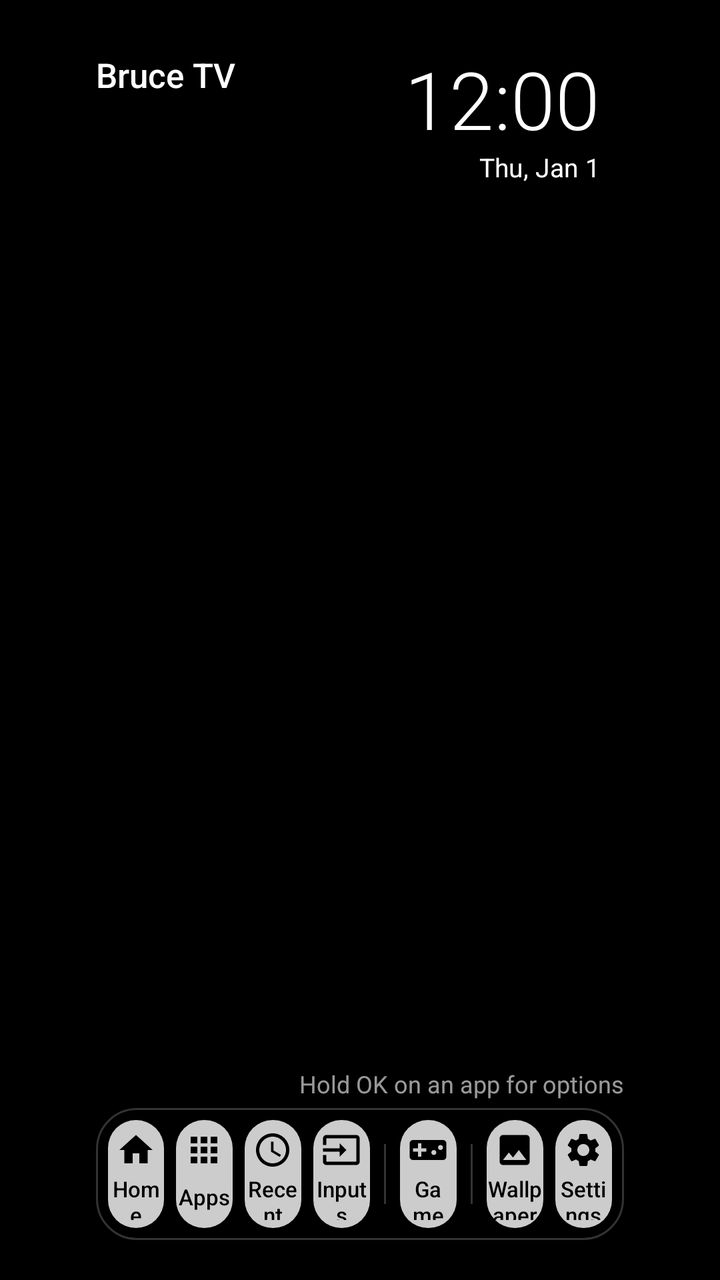
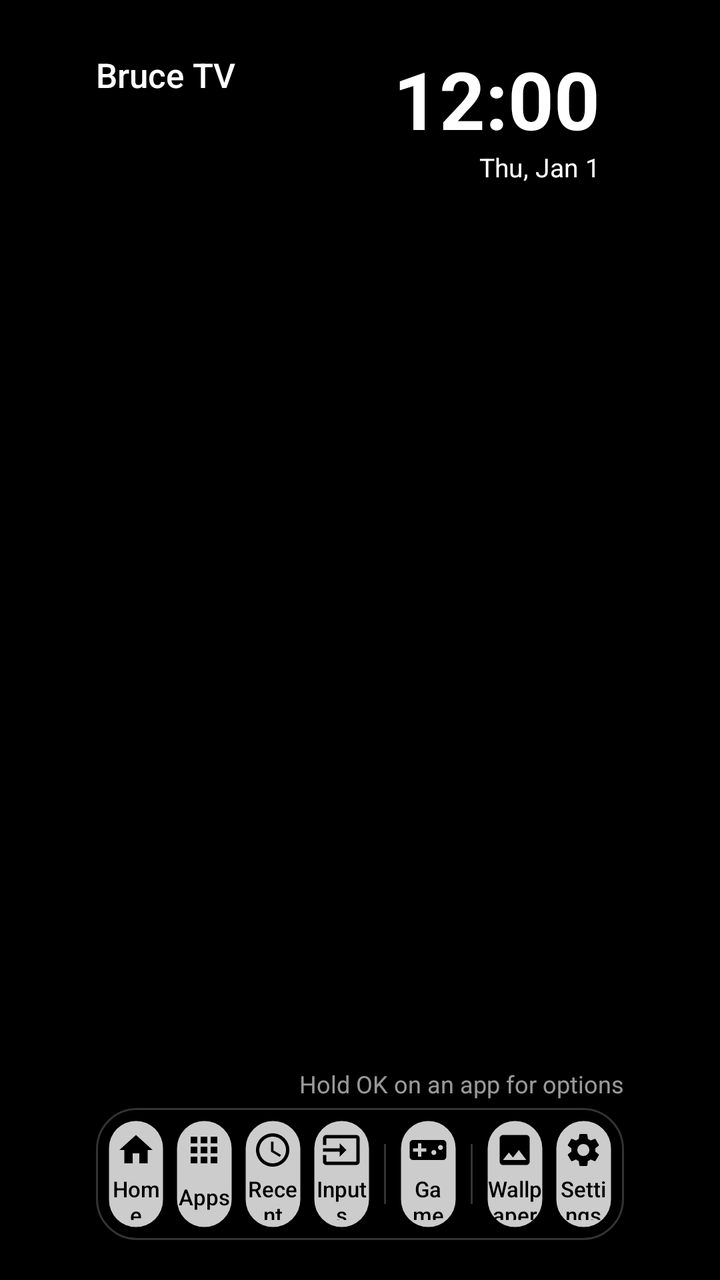

Before-and-after screenshots of an Android layout around one commit, followed by the original layout XML and the change that was made.
<!-- AndroidManifest.xml: application theme Theme.Bearacle -->
<!-- res/layout/layout_bottom.xml -->
<?xml version="1.0" encoding="utf-8"?>
<FrameLayout xmlns:android="http://schemas.android.com/apk/res/android"
    android:layout_width="match_parent"
    android:layout_height="match_parent">

    <ImageView
        android:id="@+id/wall"
        android:layout_width="match_parent"
        android:layout_height="match_parent"
        android:importantForAccessibility="no"
        android:scaleType="centerCrop" />

    <View
        android:id="@+id/dim"
        android:layout_width="match_parent"
        android:layout_height="match_parent"
        android:background="#46000000"
        android:visibility="gone" />

    <View
        android:id="@+id/scrim"
        android:layout_width="match_parent"
        android:layout_height="match_parent"
        android:background="@drawable/scrim" />

    <LinearLayout
        android:id="@+id/home"
        android:layout_width="match_parent"
        android:layout_height="match_parent"
        android:clipChildren="false"
        android:clipToPadding="false"
        android:orientation="vertical"
        android:paddingStart="48dp"
        android:paddingTop="26dp"
        android:paddingEnd="48dp"
        android:paddingBottom="90dp">

        <RelativeLayout
            android:layout_width="match_parent"
            android:layout_height="wrap_content">

            <TextView
                android:id="@+id/brand"
                style="@style/Shadowed"
                android:layout_width="wrap_content"
                android:layout_height="wrap_content"
                android:fontFamily="sans-serif-medium"
                android:text="Bruce TV"
                android:textSize="17sp" />

            <TextView
                android:id="@+id/weather"
                style="@style/Shadowed"
                android:layout_width="wrap_content"
                android:layout_height="wrap_content"
                android:layout_below="@id/brand"
                android:alpha="0.9"
                android:textSize="13sp" />

            <LinearLayout
                android:id="@+id/statusPill"
                android:layout_width="wrap_content"
                android:layout_height="wrap_content"
                android:layout_alignParentEnd="true"
                android:background="@drawable/status_pill"
                android:focusable="true"
                android:gravity="end"
                android:orientation="vertical"
                android:paddingStart="12dp"
                android:paddingTop="2dp"
                android:paddingEnd="12dp"
                android:paddingBottom="4dp">

                <TextClock
                    style="@style/Shadowed"
                    android:layout_width="wrap_content"
                    android:layout_height="wrap_content"
                    android:fontFamily="sans-serif-light"
                    android:format12Hour="h:mm"
                    android:format24Hour="H:mm"
                    android:includeFontPadding="false"
                    android:textSize="40sp" />

                <TextClock
                    style="@style/Shadowed"
                    android:layout_width="wrap_content"
                    android:layout_height="wrap_content"
                    android:format12Hour="EEE, MMM d"
                    android:format24Hour="EEE, MMM d"
                    android:textSize="13sp" />
            </LinearLayout>
        </RelativeLayout>

        <Space
            android:layout_width="match_parent"
            android:layout_height="0dp"
            android:layout_weight="1" />

        <TextView
            android:id="@+id/greeting"
            style="@style/Shadowed"
            android:layout_width="match_parent"
            android:layout_height="wrap_content"
            android:fontFamily="sans-serif-medium"
            android:gravity="center"
            android:textSize="52sp" />

        <Space
            android:layout_width="match_parent"
            android:layout_height="0dp"
            android:layout_weight="1" />

        <LinearLayout
            android:id="@+id/continueBox"
            android:layout_width="match_parent"
            android:layout_height="wrap_content"
            android:clipChildren="false"
            android:orientation="vertical"
            android:visibility="gone">

            <TextView
                style="@style/Shadowed"
                android:layout_width="wrap_content"
                android:layout_height="wrap_content"
                android:fontFamily="sans-serif-medium"
                android:text="Continue Watching"
                android:textSize="14sp" />

            <HorizontalScrollView
                android:layout_width="match_parent"
                android:layout_height="wrap_content"
                android:layout_marginStart="-10dp"
                android:clipChildren="false"
                android:clipToPadding="false"
                android:scrollbars="none">

                <LinearLayout
                    android:id="@+id/continueRow"
                    android:layout_width="wrap_content"
                    android:layout_height="wrap_content"
                    android:clipChildren="false"
                    android:clipToPadding="false"
                    android:orientation="horizontal"
                    android:paddingStart="12dp"
                    android:paddingTop="6dp"
                    android:paddingEnd="12dp"
                    android:paddingBottom="6dp" />
            </HorizontalScrollView>
        </LinearLayout>

        <HorizontalScrollView
            android:id="@+id/favScroll"
            android:layout_width="match_parent"
            android:layout_height="wrap_content"
            android:layout_marginStart="-10dp"
            android:clipChildren="false"
            android:clipToPadding="false"
            android:scrollbars="none">

            <LinearLayout
                android:id="@+id/favRow"
                android:layout_width="wrap_content"
                android:layout_height="wrap_content"
                android:clipChildren="false"
                android:clipToPadding="false"
                android:orientation="horizontal"
                android:paddingStart="12dp"
                android:paddingTop="6dp"
                android:paddingEnd="12dp"
                android:paddingBottom="6dp" />
        </HorizontalScrollView>

        <TextView
            android:id="@+id/homeHint"
            style="@style/Shadowed"
            android:layout_width="wrap_content"
            android:layout_height="wrap_content"
            android:layout_gravity="end"
            android:alpha="0.6"
            android:text="Hold OK on an app for options"
            android:textSize="12sp" />
    </LinearLayout>

    <include layout="@layout/ov_nav" />
    <include layout="@layout/ov_top" />

    <LinearLayout
        android:id="@+id/header"
        android:layout_width="match_parent"
        android:layout_height="66dp"
        android:layout_gravity="bottom"
        android:layout_marginStart="48dp"
        android:layout_marginEnd="48dp"
        android:layout_marginBottom="20dp"
        android:background="@drawable/bar_bg"
        android:gravity="center_vertical"
        android:orientation="horizontal"
        android:padding="3dp">

        <TextView android:id="@+id/navHome" style="@style/NavItem" android:drawableTop="@drawable/ic_home" android:text="Home" />
        <TextView android:id="@+id/navApps" style="@style/NavItem" android:drawableTop="@drawable/ic_apps" android:text="Apps" />
        <TextView android:id="@+id/navRecent" style="@style/NavItem" android:drawableTop="@drawable/ic_recent" android:text="Recent" />
        <TextView android:id="@+id/navInputs" style="@style/NavItem" android:drawableTop="@drawable/ic_input" android:text="Inputs" />
        <View android:layout_width="1dp" android:layout_height="30dp" android:layout_marginStart="4dp" android:layout_marginEnd="4dp" android:background="#33FFFFFF" />
        <TextView android:id="@+id/navGame" style="@style/NavItem" android:background="@drawable/nav_game" android:drawableTop="@drawable/ic_game" android:text="Game Mode" />
        <View android:layout_width="1dp" android:layout_height="30dp" android:layout_marginStart="4dp" android:layout_marginEnd="4dp" android:background="#33FFFFFF" />
        <TextView android:id="@+id/actWall" style="@style/NavItem" android:drawableTop="@drawable/ic_image" android:text="Wallpaper" />
        <TextView android:id="@+id/navSettings" style="@style/NavItem" android:drawableTop="@drawable/ic_settings" android:text="Settings" />
    </LinearLayout>
</FrameLayout>
<!-- res/layout/ov_nav.xml (included above) -->
<?xml version="1.0" encoding="utf-8"?>
<FrameLayout xmlns:android="http://schemas.android.com/apk/res/android"
    android:id="@+id/navHost"
    android:layout_width="match_parent"
    android:layout_height="match_parent"
    android:clipChildren="false"
    android:clipToPadding="false">

    <LinearLayout
        android:id="@+id/appsOverlay"
        android:clipChildren="true"
        android:clipToPadding="false"
        android:layout_width="match_parent"
        android:layout_height="match_parent"
        android:orientation="vertical"
        android:paddingStart="48dp"
        android:paddingTop="108dp"
        android:paddingEnd="48dp"
        android:visibility="gone">

        <TextView
            android:id="@+id/appsTitle"
            style="@style/Shadowed"
            android:layout_width="wrap_content"
            android:layout_height="wrap_content"
            android:fontFamily="sans-serif-medium"
            android:text="All apps"
            android:textColor="#FFFFFF"
            android:textSize="26sp" />

        <TextView
            style="@style/Shadowed"
            android:layout_width="wrap_content"
            android:layout_height="wrap_content"
            android:alpha="0.8"
            android:text="Hold OK or press Menu on an app to pin it to Home, move or uninstall it"
            android:textColor="#FFFFFF"
            android:textSize="13sp" />

        <ScrollView
            android:layout_width="match_parent"
            android:layout_height="0dp"
            android:layout_marginStart="-48dp"
            android:layout_marginEnd="-48dp"
            android:layout_weight="1"
            android:clipChildren="true"
            android:clipToPadding="false"
            android:paddingStart="48dp"
            android:paddingTop="52dp"
            android:paddingEnd="48dp"
            android:paddingBottom="44dp"
            android:scrollbars="none">

            <GridLayout
                android:id="@+id/grid"
                android:clipToPadding="false"
                android:layout_width="wrap_content"
                android:layout_height="wrap_content"
                android:layout_gravity="center_horizontal"
                android:clipChildren="false"
                android:padding="16dp"
                android:columnCount="6" />
        </ScrollView>
    </LinearLayout>

    <FrameLayout
        android:id="@+id/recentOverlay"
        android:layout_width="match_parent"
        android:layout_height="match_parent"
        android:visibility="gone">

        <TextView
            style="@style/Shadowed"
            android:layout_width="wrap_content"
            android:layout_height="wrap_content"
            android:layout_marginStart="48dp"
            android:layout_marginTop="108dp"
            android:fontFamily="sans-serif-medium"
            android:text="Recent Apps"
            android:textColor="#FFFFFF"
            android:textSize="24sp" />

        <LinearLayout
            android:layout_width="wrap_content"
            android:layout_height="wrap_content"
            android:layout_gravity="end|top"
            android:layout_marginTop="108dp"
            android:layout_marginEnd="48dp"
            android:background="@drawable/glass_bar"
            android:gravity="center_vertical"
            android:orientation="horizontal"
            android:paddingStart="14dp"
            android:paddingTop="6dp"
            android:paddingEnd="14dp"
            android:paddingBottom="6dp">

            <TextView
                android:id="@+id/ramText"
                android:layout_width="wrap_content"
                android:layout_height="wrap_content"
                android:textColor="#FFFFFF"
                android:textSize="12sp" />

            <ProgressBar
                android:id="@+id/ramBar"
                style="@android:style/Widget.ProgressBar.Horizontal"
                android:layout_width="80dp"
                android:layout_height="5dp"
                android:layout_marginStart="10dp"
                android:max="100"
                android:progressDrawable="@drawable/ram_bar" />
        </LinearLayout>

        <HorizontalScrollView
            android:layout_width="match_parent"
            android:layout_height="wrap_content"
            android:layout_gravity="center_vertical"
            android:clipChildren="false"
            android:clipToPadding="false"
            android:scrollbars="none">

            <LinearLayout
                android:id="@+id/recentRow"
                android:clipToPadding="false"
                android:layout_width="wrap_content"
                android:layout_height="wrap_content"
                android:clipChildren="false"
                android:orientation="horizontal"
                android:paddingStart="48dp"
                android:paddingTop="16dp"
                android:paddingEnd="48dp"
                android:paddingBottom="24dp" />
        </HorizontalScrollView>

        <LinearLayout
            android:layout_width="wrap_content"
            android:layout_height="wrap_content"
            android:layout_gravity="bottom|center_horizontal"
            android:layout_marginBottom="76dp"
            android:clipChildren="false"
            android:orientation="horizontal">

            <TextView android:id="@+id/actOptimize" style="@style/Action" android:layout_width="170dp" android:layout_weight="0" android:text="Optimize" />
            <TextView android:id="@+id/actRestart" style="@style/Action" android:layout_width="170dp" android:layout_weight="0" android:text="Restart" />
        </LinearLayout>

        <TextView
            android:id="@+id/recentHint"
            style="@style/Shadowed"
            android:layout_width="wrap_content"
            android:layout_height="wrap_content"
            android:layout_gravity="bottom|center_horizontal"
            android:layout_marginBottom="40dp"
            android:alpha="0.65"
            android:text="Hold OK on an app to close it  ·  OK to open"
            android:textColor="#FFFFFF"
            android:textSize="13sp" />
    </FrameLayout>
</FrameLayout>
<!-- res/layout/ov_top.xml (included above) -->
<?xml version="1.0" encoding="utf-8"?>
<merge xmlns:android="http://schemas.android.com/apk/res/android">

    <LinearLayout
        android:id="@+id/wallOverlay"
        android:clipChildren="false"
        android:clipToPadding="false"
        android:layout_width="match_parent"
        android:layout_height="wrap_content"
        android:layout_gravity="bottom"
        android:background="@drawable/scrim_bottom"
        android:orientation="vertical"
        android:paddingStart="48dp"
        android:paddingTop="80dp"
        android:paddingEnd="48dp"
        android:paddingBottom="30dp"
        android:visibility="gone">

        <TextView
            android:layout_width="wrap_content"
            android:layout_height="wrap_content"
            android:fontFamily="sans-serif-medium"
            android:text="Wallpaper"
            android:textColor="#FFFFFF"
            android:textSize="26sp" />

        <TextView
            android:id="@+id/wallHint"
            android:layout_width="wrap_content"
            android:layout_height="wrap_content"
            android:alpha="0.65"
            android:text="Daily photo, gradients, or your own images from the Download, Pictures or Wallpapers folders"
            android:textColor="#FFFFFF"
            android:textSize="13sp" />

        <HorizontalScrollView
            android:layout_width="match_parent"
            android:layout_height="wrap_content"
            android:layout_marginStart="-12dp"
            android:layout_marginTop="8dp"
            android:clipChildren="false"
            android:clipToPadding="false"
            android:scrollbars="none">

            <LinearLayout
                android:id="@+id/wallRow"
                android:clipToPadding="false"
                android:layout_width="wrap_content"
                android:layout_height="wrap_content"
                android:clipChildren="false"
                android:orientation="horizontal"
                android:paddingStart="16dp"
                android:paddingTop="10dp"
                android:paddingEnd="16dp"
                android:paddingBottom="10dp" />
        </HorizontalScrollView>
    </LinearLayout>

    <LinearLayout
        android:id="@+id/controlOverlay"
        android:clipChildren="false"
        android:clipToPadding="false"
        android:layout_width="wrap_content"
        android:layout_height="wrap_content"
        android:layout_gravity="end|top"
        android:layout_marginTop="24dp"
        android:layout_marginEnd="40dp"
        android:background="@drawable/panel"
        android:orientation="vertical"
        android:padding="14dp"
        android:visibility="gone">

        <TextView
            android:layout_width="wrap_content"
            android:layout_height="wrap_content"
            android:layout_marginStart="4dp"
            android:layout_marginBottom="10dp"
            android:fontFamily="sans-serif-medium"
            android:text="Control Center"
            android:textColor="#FFFFFF"
            android:textSize="16sp" />

        <GridLayout
            android:id="@+id/ccGrid"
                android:clipToPadding="false"
            android:layout_width="wrap_content"
            android:layout_height="wrap_content"
            android:columnCount="3" />
    </LinearLayout>
</merge>
<!-- resources referenced by this layout -->
<resources>
  <!-- drawable bar_bg (drawable) -->
  <?xml version="1.0" encoding="utf-8"?>
  <shape xmlns:android="http://schemas.android.com/apk/res/android">
      <solid android:color="#66000000" />
      <stroke android:width="1dp" android:color="#33FFFFFF" />
      <corners android:radius="20dp" />
  </shape>
  <!-- drawable glass_bar (drawable) -->
  <shape xmlns:android="http://schemas.android.com/apk/res/android">
      <gradient android:angle="270" android:startColor="?attr/barFill1" android:endColor="?attr/barFill2" />
      <stroke android:width="?attr/rimW" android:color="?attr/barStroke" />
      <corners android:radius="999dp" />
  </shape>
  <!-- drawable nav_game (drawable) -->
  <?xml version="1.0" encoding="utf-8"?>
  <selector xmlns:android="http://schemas.android.com/apk/res/android">
      <item android:state_focused="true"><shape><solid android:color="#FFFFFFFF" /><corners android:radius="14dp" /></shape></item>
      <item><shape><solid android:color="#CCFFFFFF" /><corners android:radius="14dp" /></shape></item>
  </selector>
  <!-- drawable panel (drawable) -->
  <shape xmlns:android="http://schemas.android.com/apk/res/android">
      <solid android:color="#D914171E" />
      <stroke android:width="1dp" android:color="#26FFFFFF" />
      <corners android:radius="24dp" />
  </shape>
  <style name="Action">
          <item name="android:layout_width">0dp</item>
          <item name="android:layout_height">44dp</item>
          <item name="android:layout_weight">1</item>
          <item name="android:layout_marginStart">6dp</item>
          <item name="android:layout_marginEnd">6dp</item>
          <item name="android:gravity">center</item>
          <item name="android:drawablePadding">8dp</item>
          <item name="android:drawableTint">#000000</item>
          <item name="android:textSize">14sp</item>
          <item name="android:textColor">#000000</item>
          <item name="android:fontFamily">sans-serif-medium</item>
          <item name="android:background">@drawable/btn_white</item>
          <item name="android:focusable">true</item>
      </style>
  <style name="NavItem">
          <item name="android:layout_width">0dp</item>
          <item name="android:layout_height">match_parent</item>
          <item name="android:layout_weight">1</item>
          <item name="android:layout_margin">3dp</item>
          <item name="android:gravity">center</item>
          <item name="android:paddingTop">5dp</item>
          <item name="android:paddingBottom">4dp</item>
          <item name="android:drawablePadding">2dp</item>
          <item name="android:drawableTint">#000000</item>
          <item name="android:textSize">11sp</item>
          <item name="android:textColor">#000000</item>
          <item name="android:fontFamily">sans-serif-medium</item>
          <item name="android:background">@drawable/nav_item</item>
          <item name="android:focusable">true</item>
      </style>
  <style name="Theme.Bearacle" parent="android:Theme.DeviceDefault.NoActionBar.Fullscreen">
          <item name="android:windowBackground">@android:color/black</item>
          <item name="android:colorAccent">#4FA3FF</item>
          <item name="barFill1">#66000000</item>
          <item name="barFill2">#66000000</item>
          <item name="barStroke">#33FFFFFF</item>
          <item name="btnFill1">#99101318</item>
          <item name="btnFill2">#99101318</item>
          <item name="tileFill1">#2AFFFFFF</item>
          <item name="tileFill2">#2AFFFFFF</item>
          <item name="rimStroke">#26FFFFFF</item>
          <item name="rimW">1dp</item>
      </style>
  <!-- drawable btn_white (drawable) -->
  <?xml version="1.0" encoding="utf-8"?>
  <selector xmlns:android="http://schemas.android.com/apk/res/android">
      <item android:state_focused="true"><shape><solid android:color="#FFFFFFFF" /><corners android:radius="14dp" /></shape></item>
      <item><shape><solid android:color="#CCFFFFFF" /><corners android:radius="14dp" /></shape></item>
  </selector>
  <!-- drawable nav_item (drawable) -->
  <?xml version="1.0" encoding="utf-8"?>
  <selector xmlns:android="http://schemas.android.com/apk/res/android">
      <item android:state_focused="true"><shape><solid android:color="#FFFFFFFF" /><corners android:radius="14dp" /></shape></item>
      <item><shape><solid android:color="#CCFFFFFF" /><corners android:radius="14dp" /></shape></item>
  </selector>
  <!-- unchanged entries left out for length: 12 -->
</resources>

<!-- the commit's change to res/layout/layout_bottom.xml (unified diff, before → after) -->
@@ -72,10 +72,13 @@
                 android:paddingBottom="4dp">
 
                 <TextClock
+                    android:id="@+id/clock"
+                    android:shadowRadius="0"
                     style="@style/Shadowed"
                     android:layout_width="wrap_content"
                     android:layout_height="wrap_content"
-                    android:fontFamily="sans-serif-light"
+                    android:fontFamily="sans-serif"
+                    android:textStyle="bold"
                     android:format12Hour="h:mm"
                     android:format24Hour="H:mm"
                     android:includeFontPadding="false"
@@ -447,6 +450,7 @@
             android:layout_marginStart="4dp"
             android:layout_marginBottom="10dp"
             android:fontFamily="sans-serif-medium"
+            android:id="@+id/ccTitle"
             android:text="Control Center"
             android:textColor="#FFFFFF"
             android:textSize="16sp" />
<!-- resource entries referenced after the edit -->
@@ -2,29 +2,77 @@
 <resources>
   <!-- drawable bar_bg (drawable) -->
   <?xml version="1.0" encoding="utf-8"?>
-  <shape xmlns:android="http://schemas.android.com/apk/res/android">
-      <solid android:color="#66000000" />
-      <stroke android:width="1dp" android:color="#33FFFFFF" />
-      <corners android:radius="20dp" />
-  </shape>
+  <layer-list xmlns:android="http://schemas.android.com/apk/res/android">
+      <item>
+          <shape>
+              <gradient android:angle="270" android:startColor="?attr/barFill1" android:endColor="?attr/barFill2" />
+              <stroke android:width="?attr/rimW" android:color="?attr/barStroke" />
+              <corners android:radius="20dp" />
+          </shape>
+      </item>
+      <item>
+          <shape>
+              <gradient android:angle="270" android:startColor="?attr/sheen" android:centerColor="#00FFFFFF" android:endColor="#00FFFFFF" android:centerY="0.45" />
+              <corners android:radius="20dp" />
+          </shape>
+      </item>
+  </layer-list>
   <!-- drawable glass_bar (drawable) -->
-  <shape xmlns:android="http://schemas.android.com/apk/res/android">
-      <gradient android:angle="270" android:startColor="?attr/barFill1" android:endColor="?attr/barFill2" />
-      <stroke android:width="?attr/rimW" android:color="?attr/barStroke" />
-      <corners android:radius="999dp" />
-  </shape>
+  <?xml version="1.0" encoding="utf-8"?>
+  <layer-list xmlns:android="http://schemas.android.com/apk/res/android">
+      <item>
+          <shape>
+              <gradient android:angle="270" android:startColor="?attr/barFill1" android:endColor="?attr/barFill2" />
+              <stroke android:width="?attr/rimW" android:color="?attr/barStroke" />
+              <corners android:radius="999dp" />
+          </shape>
+      </item>
+      <item>
+          <shape>
+              <gradient android:angle="270" android:startColor="?attr/sheen" android:centerColor="#00FFFFFF" android:endColor="#00FFFFFF" android:centerY="0.45" />
+              <corners android:radius="999dp" />
+          </shape>
+      </item>
+  </layer-list>
   <!-- drawable nav_game (drawable) -->
   <?xml version="1.0" encoding="utf-8"?>
   <selector xmlns:android="http://schemas.android.com/apk/res/android">
       <item android:state_focused="true"><shape><solid android:color="#FFFFFFFF" /><corners android:radius="14dp" /></shape></item>
-      <item><shape><solid android:color="#CCFFFFFF" /><corners android:radius="14dp" /></shape></item>
+      <item>
+          <layer-list>
+              <item>
+                  <shape>
+                      <gradient android:angle="270" android:startColor="?attr/plainFill1" android:endColor="?attr/plainFill2" />
+                      <stroke android:width="?attr/rimW" android:color="?attr/plainRim" />
+                      <corners android:radius="14dp" />
+                  </shape>
+              </item>
+              <item>
+                  <shape>
+                      <gradient android:angle="270" android:startColor="?attr/btnSheen" android:centerColor="#00FFFFFF" android:endColor="#00FFFFFF" android:centerY="0.45" />
+                      <corners android:radius="14dp" />
+                  </shape>
+              </item>
+          </layer-list>
+      </item>
   </selector>
   <!-- drawable panel (drawable) -->
-  <shape xmlns:android="http://schemas.android.com/apk/res/android">
-      <solid android:color="#D914171E" />
-      <stroke android:width="1dp" android:color="#26FFFFFF" />
-      <corners android:radius="24dp" />
-  </shape>
+  <?xml version="1.0" encoding="utf-8"?>
+  <layer-list xmlns:android="http://schemas.android.com/apk/res/android">
+      <item>
+          <shape>
+              <gradient android:angle="270" android:startColor="?attr/panelFill1" android:endColor="?attr/panelFill2" />
+              <stroke android:width="?attr/rimW" android:color="?attr/rimStroke" />
+              <corners android:radius="24dp" />
+          </shape>
+      </item>
+      <item>
+          <shape>
+              <gradient android:angle="270" android:startColor="?attr/panelSheen" android:centerColor="#00FFFFFF" android:endColor="#00FFFFFF" android:centerY="0.45" />
+              <corners android:radius="24dp" />
+          </shape>
+      </item>
+  </layer-list>
   <style name="Action">
           <item name="android:layout_width">0dp</item>
           <item name="android:layout_height">44dp</item>
@@ -33,9 +81,10 @@
           <item name="android:layout_marginEnd">6dp</item>
           <item name="android:gravity">center</item>
           <item name="android:drawablePadding">8dp</item>
-          <item name="android:drawableTint">#000000</item>
+          <item name="android:drawableTint">@color/btn_ink</item>
           <item name="android:textSize">14sp</item>
-          <item name="android:textColor">#000000</item>
+          <item name="android:textColor">@color/btn_ink</item>
+          <item name="android:tag">glass:14</item>
           <item name="android:fontFamily">sans-serif-medium</item>
           <item name="android:background">@drawable/btn_white</item>
           <item name="android:focusable">true</item>
@@ -49,9 +98,10 @@
           <item name="android:paddingTop">5dp</item>
           <item name="android:paddingBottom">4dp</item>
           <item name="android:drawablePadding">2dp</item>
-          <item name="android:drawableTint">#000000</item>
+          <item name="android:drawableTint">@color/btn_ink</item>
           <item name="android:textSize">11sp</item>
-          <item name="android:textColor">#000000</item>
+          <item name="android:textColor">@color/btn_ink</item>
+          <item name="android:tag">glass:14</item>
           <item name="android:fontFamily">sans-serif-medium</item>
           <item name="android:background">@drawable/nav_item</item>
           <item name="android:focusable">true</item>
@@ -68,18 +118,62 @@
           <item name="tileFill2">#2AFFFFFF</item>
           <item name="rimStroke">#26FFFFFF</item>
           <item name="rimW">1dp</item>
+          <item name="sheen">#00FFFFFF</item>
+          <item name="btnSheen">#00FFFFFF</item>
+          <item name="plainFill1">#CCFFFFFF</item>
+          <item name="plainFill2">#CCFFFFFF</item>
+          <item name="toolFill">#CCFFFFFF</item>
+          <item name="toolRim">#00FFFFFF</item>
+          <item name="toolInk">#000000</item>
+          <item name="plainRim">#00FFFFFF</item>
+          <item name="plainInk">#000000</item>
+          <item name="panelSheen">#00FFFFFF</item>
+          <item name="panelFill1">#D914171E</item>
+          <item name="panelFill2">#D914171E</item>
       </style>
   <!-- drawable btn_white (drawable) -->
   <?xml version="1.0" encoding="utf-8"?>
   <selector xmlns:android="http://schemas.android.com/apk/res/android">
       <item android:state_focused="true"><shape><solid android:color="#FFFFFFFF" /><corners android:radius="14dp" /></shape></item>
-      <item><shape><solid android:color="#CCFFFFFF" /><corners android:radius="14dp" /></shape></item>
+      <item>
+          <layer-list>
+              <item>
+                  <shape>
+                      <gradient android:angle="270" android:startColor="?attr/plainFill1" android:endColor="?attr/plainFill2" />
+                      <stroke android:width="?attr/rimW" android:color="?attr/plainRim" />
+                      <corners android:radius="14dp" />
+                  </shape>
+              </item>
+              <item>
+                  <shape>
+                      <gradient android:angle="270" android:startColor="?attr/btnSheen" android:centerColor="#00FFFFFF" android:endColor="#00FFFFFF" android:centerY="0.45" />
+                      <corners android:radius="14dp" />
+                  </shape>
+              </item>
+          </layer-list>
+      </item>
   </selector>
   <!-- drawable nav_item (drawable) -->
   <?xml version="1.0" encoding="utf-8"?>
   <selector xmlns:android="http://schemas.android.com/apk/res/android">
       <item android:state_focused="true"><shape><solid android:color="#FFFFFFFF" /><corners android:radius="14dp" /></shape></item>
-      <item><shape><solid android:color="#CCFFFFFF" /><corners android:radius="14dp" /></shape></item>
+      <item>
+          <layer-list>
+              <item>
+                  <shape>
+                      <gradient android:angle="270" android:startColor="?attr/plainFill1" android:endColor="?attr/plainFill2" />
+                      <stroke android:width="?attr/rimW" android:color="?attr/plainRim" />
+                      <corners android:radius="14dp" />
+                  </shape>
+              </item>
+              <item>
+                  <shape>
+                      <gradient android:angle="270" android:startColor="?attr/btnSheen" android:centerColor="#00FFFFFF" android:endColor="#00FFFFFF" android:centerY="0.45" />
+                      <corners android:radius="14dp" />
+                  </shape>
+              </item>
+          </layer-list>
+      </item>
   </selector>
   <!-- unchanged entries left out for length: 12 -->
 </resources>
